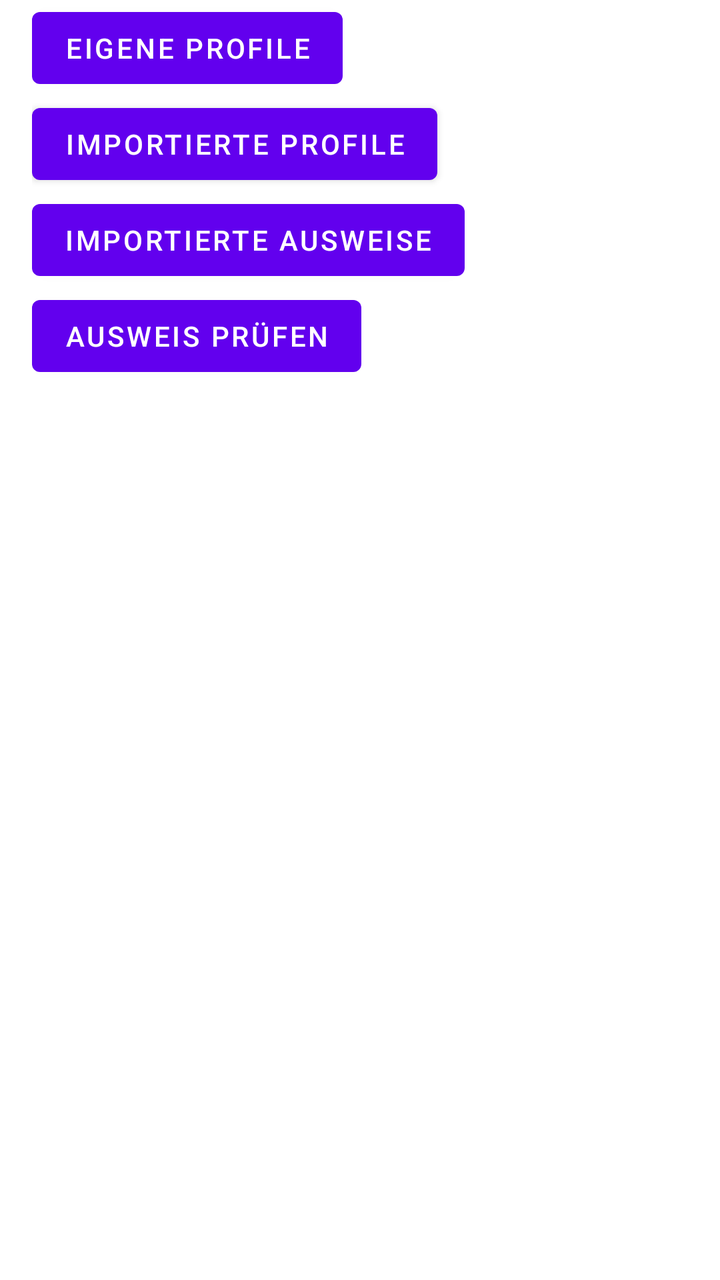
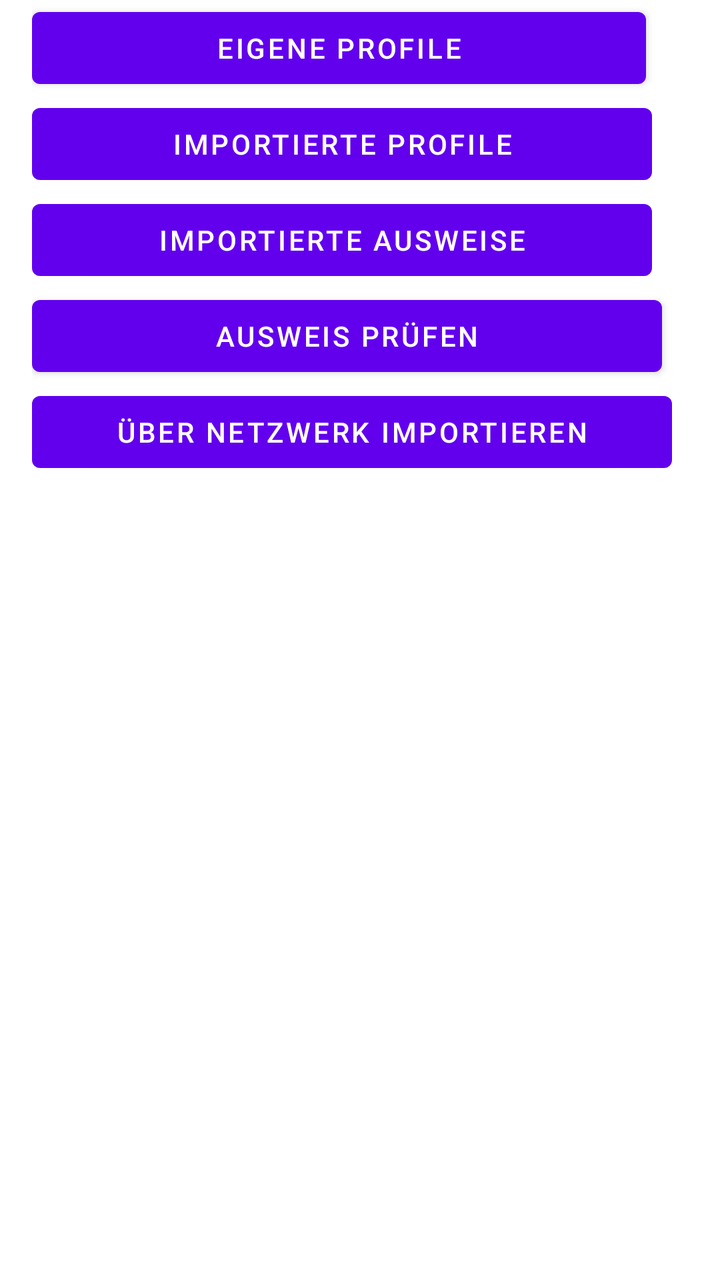

Before-and-after screenshots of an Android layout around one commit, followed by the original layout XML and the change that was made.
<!-- AndroidManifest.xml: application theme Theme.PommesfanIdentAndroid -->
<!-- res/layout/activity_main_menu.xml -->
<?xml version="1.0" encoding="utf-8"?>
<LinearLayout
        xmlns:android="http://schemas.android.com/apk/res/android"
        xmlns:tools="http://schemas.android.com/tools"
        android:id="@+id/main"
        android:layout_width="wrap_content"
        android:layout_height="wrap_content"
        android:paddingLeft="16dp"
        android:paddingRight="16dp"
        android:orientation="vertical"
        tools:context=".MainMenu">
    <Button
            android:id="@+id/ownProfiles"
            android:layout_width="wrap_content"
            android:layout_height="wrap_content"
            android:text="@string/eigene_profile" />
    <Button
            android:id="@+id/importedProfiles"
            android:layout_width="wrap_content"
            android:layout_height="wrap_content"
            android:text="@string/importierte_profile" />
    <Button
            android:id="@+id/importedPersonalIDs"
            android:layout_width="wrap_content"
            android:layout_height="wrap_content"
            android:text="@string/importierte_ausweise" />
    <Button
            android:id="@+id/checkPersonalID"
            android:layout_width="wrap_content"
            android:layout_height="wrap_content"
            android:text="@string/ausweis_pr_fen" />
    </LinearLayout>
<!-- resources referenced by this layout -->
<resources>
  <string name="ausweis_pr_fen">Ausweis prüfen</string>
  <string name="eigene_profile">Eigene Profile</string>
  <string name="importierte_ausweise">Importierte Ausweise</string>
  <string name="importierte_profile">Importierte Profile</string>
  <style name="Theme.PommesfanIdentAndroid" parent="Theme.MaterialComponents.DayNight.NoActionBar">
          
          <item name="colorPrimary">@color/purple_500</item>
          <item name="colorPrimaryVariant">@color/purple_700</item>
          <item name="colorOnPrimary">@color/white</item>
          
          <item name="colorSecondary">@color/teal_200</item>
          <item name="colorSecondaryVariant">@color/teal_700</item>
          <item name="colorOnSecondary">@color/black</item>
          
          <item name="android:statusBarColor">?attr/colorPrimaryVariant</item>
          
      </style>
  <color name="purple_500">#FF6200EE</color>
  <color name="purple_700">#FF3700B3</color>
  <color name="white">#FFFFFFFF</color>
  <color name="teal_200">#FF03DAC5</color>
  <color name="teal_700">#FF018786</color>
  <color name="black">#FF000000</color>
</resources>

<!-- the commit's change to res/layout/activity_main_menu.xml (unified diff, before → after) -->
@@ -11,22 +11,27 @@
         tools:context=".MainMenu">
     <Button
             android:id="@+id/ownProfiles"
-            android:layout_width="wrap_content"
+            android:layout_width="307dp"
             android:layout_height="wrap_content"
-            android:text="@string/eigene_profile" />
+            android:text="@string/eigene_profile"/>
     <Button
             android:id="@+id/importedProfiles"
-            android:layout_width="wrap_content"
+            android:layout_width="310dp"
             android:layout_height="wrap_content"
-            android:text="@string/importierte_profile" />
+            android:text="@string/importierte_profile"/>
     <Button
             android:id="@+id/importedPersonalIDs"
-            android:layout_width="wrap_content"
+            android:layout_width="310dp"
             android:layout_height="wrap_content"
-            android:text="@string/importierte_ausweise" />
+            android:text="@string/importierte_ausweise"/>
     <Button
             android:id="@+id/checkPersonalID"
-            android:layout_width="wrap_content"
+            android:layout_width="315dp"
             android:layout_height="wrap_content"
-            android:text="@string/ausweis_pr_fen" />
-    </LinearLayout>
+            android:text="@string/ausweis_pr_fen"/>
+    <Button
+            android:id="@+id/importFromNetwork"
+            android:text="@string/ueber_netzwerk_importieren"
+            android:layout_width="320dp"
+            android:layout_height="wrap_content"/>
+</LinearLayout>
<!-- resource entries referenced after the edit -->
@@ -4,6 +4,7 @@
   <string name="eigene_profile">Eigene Profile</string>
   <string name="importierte_ausweise">Importierte Ausweise</string>
   <string name="importierte_profile">Importierte Profile</string>
+  <string name="ueber_netzwerk_importieren">Über Netzwerk importieren</string>
   <style name="Theme.PommesfanIdentAndroid" parent="Theme.MaterialComponents.DayNight.NoActionBar">
           
           <item name="colorPrimary">@color/purple_500</item>
